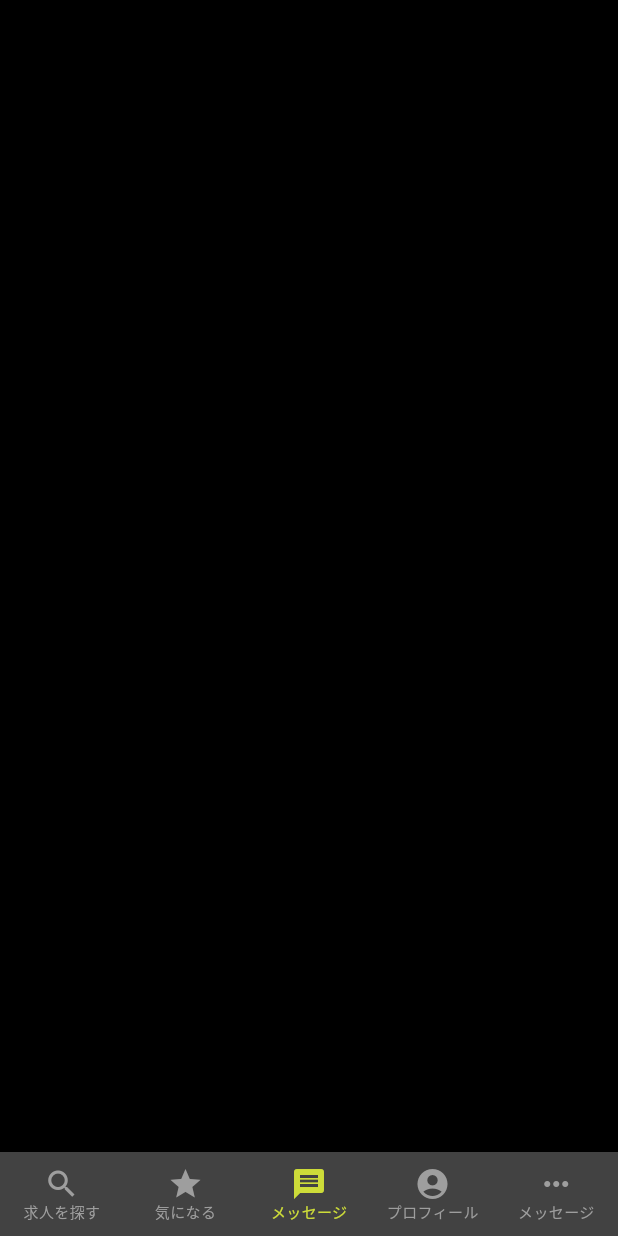
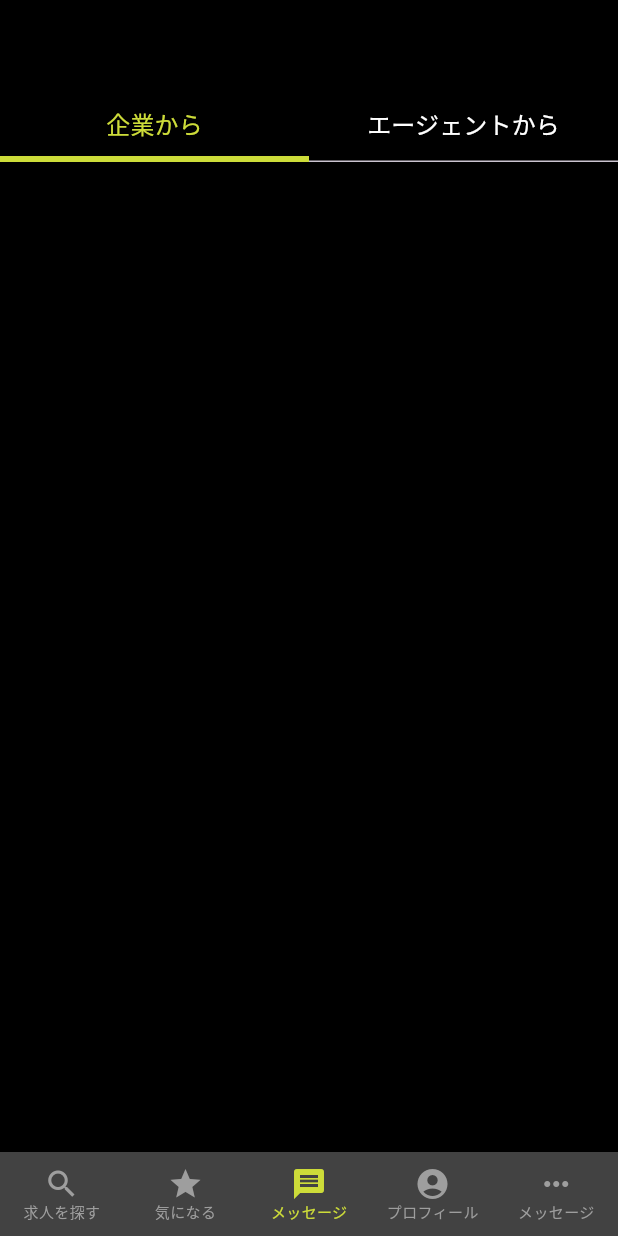
Before and after one commit to RyoYoshihara/kyujin_app, a Flutter app: the screen it shows after launch, item 3 of the bottom bar chosen, on a phone screen of 412 x 824 dp. Run offline on Flutter 3.47's test engine with Material 3 defaults, Android fonts, the phone set to English and light mode, and no system bars; our stand-ins replace flutter_riverpod, freezed_annotation, rxdart; generated files the repository leaves out were written again.

Commit message:
MESSAGEページ：メニュー用のタブを追加

```diff
--- a/lib/view/home_page/company_message_page.dart
+++ b/lib/view/home_page/company_message_page.dart
@@ -7,6 +7,56 @@ class CompanyMessagePage extends ConsumerWidget {
 
   @override
   Widget build(BuildContext context, WidgetRef ref) {
-    return const Scaffold();
+    return const _CompanyMessagePageContent();
   }
 }
+
+class _CompanyMessagePageContent extends ConsumerStatefulWidget {
+  const _CompanyMessagePageContent();
+
+  @override
+  ConsumerState<ConsumerStatefulWidget> createState() =>
+      _CompanyMessagePageState();
+}
+
+class _CompanyMessagePageState extends ConsumerState<_CompanyMessagePageContent> with SingleTickerProviderStateMixin{
+
+  late TabController _tabController;
+
+  @override
+  void didChangeDependencies() {
+    super.didChangeDependencies();
+    _tabController = TabController(length: 2, vsync: this);
+  }
+
+  @override
+  Widget build(BuildContext context) {
+    return DefaultTabController(
+      length: 2,
+      child: Scaffold(
+        appBar: AppBar(
+          backgroundColor: Colors.black,
+          centerTitle: true,
+          toolbarHeight: 60,
+          bottom: TabBar(
+            controller: _tabController,
+            indicator: const UnderlineTabIndicator(
+              borderSide: BorderSide(width: 4.0, color: Colors.lime),
+              insets: EdgeInsets.symmetric(horizontal: 0.0),
+            ),
+            indicatorSize: TabBarIndicatorSize.tab,
+            indicatorColor: Colors.lime,
+            labelColor: Colors.lime,
+            unselectedLabelColor: Colors.white,
+            labelStyle: const TextStyle(fontSize: 16),
+            tabs: const <Widget>[
+              Tab(text: "企業から"),
+              Tab(text: "エージェントから"),
+            ],
+          ),
+        ),
+      ),
+    );
+  }
+
+}
```
